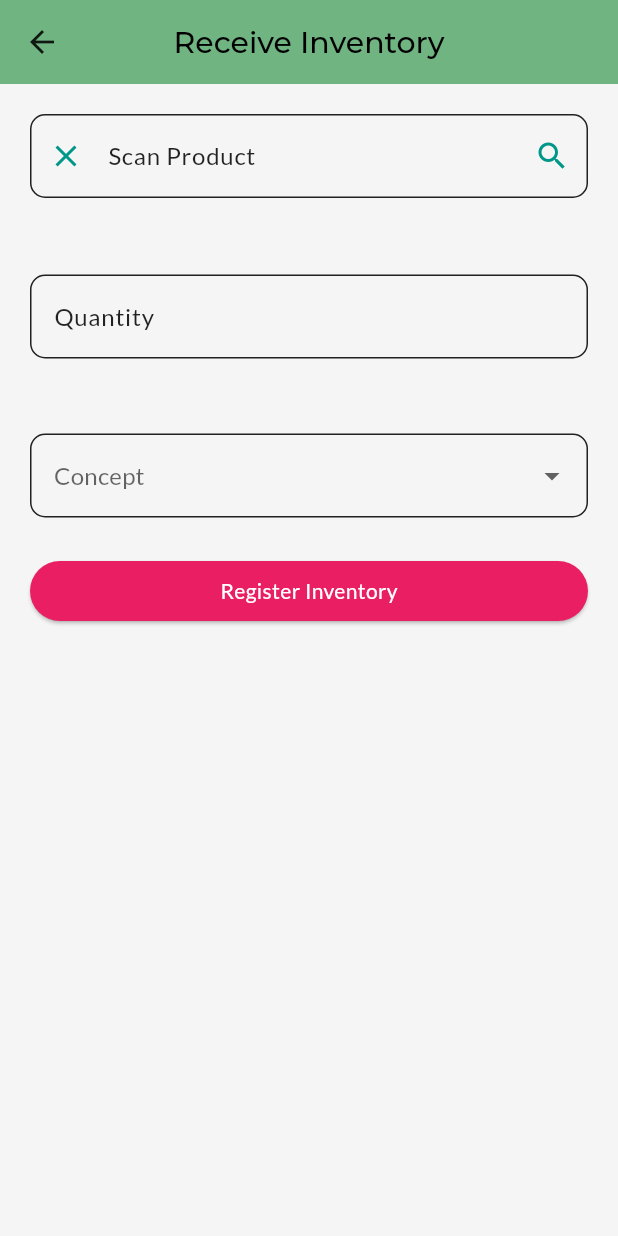
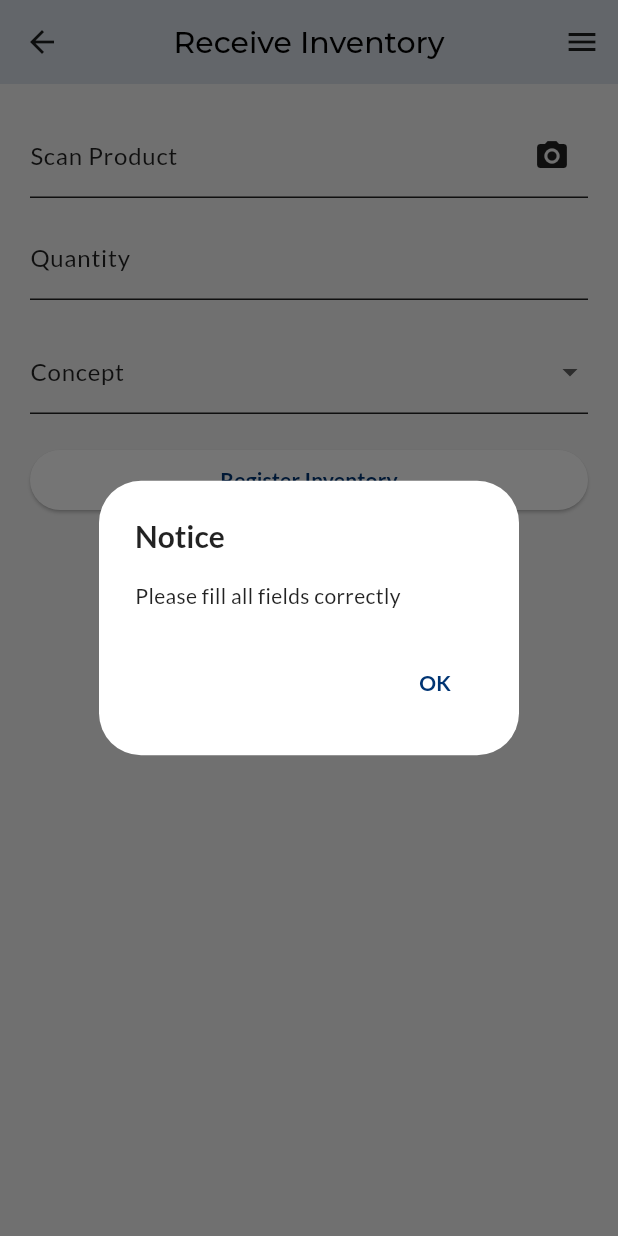
Before and after one commit to darroyave/barcodeinventory, a Flutter app: the ReceiveInventory screen opened by its route, after a tap on "Register Inventory", on a phone screen of 412 x 824 dp. Run offline on Flutter 3.47's test engine with Material 3 defaults, Android fonts, the phone set to English and light mode, and no system bars; our stand-ins replace flutter_svg, get, google_fonts, image_picker, permission_handler, printing and 1 more; missing offline and left inert: barcode_scan2, flutter_pdfview; accounts and stored records are empty; project files that could hold a hidden picture were left out.

Commit message:
new updates

```diff
--- a/lib/screens/barcode_generate_screen.dart
+++ b/lib/screens/barcode_generate_screen.dart
@@ -13,11 +13,13 @@ class BarCodeGenerateScreen extends StatelessWidget {
 
   @override
   Widget build(BuildContext context) {
+    final GlobalKey<ScaffoldState> scaffoldKey = GlobalKey<ScaffoldState>();
     return Scaffold(
-      appBar: const PreferredSize(
-        preferredSize: Size.fromHeight(56),
+      appBar: PreferredSize(
+        preferredSize: const Size.fromHeight(56),
         child: CustomAppbar(
           title: 'Barcode Generator',
+          scaffoldKey: scaffoldKey,
         ),
       ),
       body: GetBuilder<BarcodeController>(
--- a/lib/screens/home_screen.dart
+++ b/lib/screens/home_screen.dart
@@ -18,6 +18,8 @@ class HomeScreen extends StatefulWidget {
 }
 
 class _HomeScreenState extends State<HomeScreen> {
+  final GlobalKey<ScaffoldState> _scaffoldKey =
+      GlobalKey<ScaffoldState>(); // Clave del Scaffold
   int _selectedIndex = 0;
   final List<Widget> _pages = [
     const CheckPriceScreen(),
@@ -48,6 +50,7 @@ class _HomeScreenState extends State<HomeScreen> {
   Widget build(BuildContext context) {
     return SafeArea(
       child: Scaffold(
+        key: _scaffoldKey,
         backgroundColor: Colors.white,
         // appBar: PreferredSize(
         //   preferredSize: const Size.fromHeight(56),
--- a/lib/screens/receive_inventory_screen.dart
+++ b/lib/screens/receive_inventory_screen.dart
@@ -1,12 +1,12 @@
 import 'dart:convert';
-
-import 'package:barcodeinventory/utils/app_constants.dart';
-import 'package:barcodeinventory/widgets/custom_appbar.dart';
 import 'package:flutter/material.dart';
 import 'package:http/http.dart' as http;
+import 'package:barcode_scan2/barcode_scan2.dart';
 
 import '../models/product.dart';
 import '../service/inventory_service.dart';
+import '../utils/app_constants.dart';
+import '../widgets/custom_appbar.dart';
 
 class ReceiveInventory extends StatefulWidget {
   const ReceiveInventory({super.key});
@@ -18,28 +18,53 @@ class ReceiveInventory extends StatefulWidget {
 class _ReceiveInventoryState extends State<ReceiveInventory> {
   final TextEditingController _productController = TextEditingController();
   final TextEditingController _quantityController = TextEditingController();
+  final GlobalKey<ScaffoldState> scaffoldKey = GlobalKey<ScaffoldState>();
 
   final InventoryService _inventoryService = InventoryService();
+  String? _selectedConcept;
+  Product? _selectedProduct;
+  final List<String> _conceptOptions = ['Receive'];
 
-  String? _selectedConcept;
-  String? _productName;
-  int? _productId;
+  Future<void> _scanAndSearchProduct() async {
+    var result = await BarcodeScanner.scan();
+    if (result.type == ResultType.Barcode) {
+      _searchProduct(result.rawContent);
+      _productController.text = result.rawContent;
+    }
+  }
 
-  final List<String> _conceptOptions = [
-    'Receive',
-  ];
+  Future<void> _searchProduct(String barCode) async {
+    http.Response response = await _inventoryService.authorizedGet(
+      "${AppConstants.urlBase}/api/product/upc/${AppConstants.branchIdDailyStop}/$barCode",
+    );
+    if (response.statusCode == 200) {
+      dynamic data = jsonDecode(response.body);
+      setState(() {
+        _selectedProduct = Product.fromJson(data);
+      });
+    } else {
+      setState(() {
+        _selectedProduct = null;
+      });
+      _showErrorDialog('Product not found');
+    }
+  }
 
   Future<void> _submitEntry() async {
-    int quantity = int.tryParse(_quantityController.text) ?? 0;
-
-    String concept = _selectedConcept!;
+    if (_selectedProduct == null ||
+        _selectedConcept == null ||
+        _quantityController.text.isEmpty) {
+      _showErrorDialog('Please fill all fields correctly');
+      return;
+    }
+    int quantity = int.parse(_quantityController.text);
 
     http.Response response = await _inventoryService.authorizedPost(
       '${AppConstants.urlBase}/api/inventory/entry',
       <String, dynamic>{
-        'product': _productId ?? 0,
+        'product': _selectedProduct!.id,
         'quantity': quantity,
-        'concept': concept,
+        'concept': _selectedConcept,
         'store': AppConstants.branchIdDailyStop
       },
     );
@@ -47,37 +72,18 @@ class _ReceiveInventoryState extends State<ReceiveInventory> {
     if (response.statusCode == 200) {
       _showErrorDialog('The entry was successfully registered.');
     } else {
-      _showErrorDialog('The inventory entry could not be recorded.');
-    }
-  }
-
-  _searchProduct(String barCode) async {
-    http.Response response = await _inventoryService.authorizedGet(
-      "${AppConstants.urlBase}/api/product/upc/${AppConstants.branchIdDailyStop}/$barCode",
-    );
-    if (response.statusCode == 200) {
-      dynamic data = jsonDecode(response.body);
-      Product? product = Product.fromJson(data);
-
-      setState(() {
-        _productId = product.id;
-        _productName = product.name;
-      });
-    } else {
-      setState(() {
-        _productId = 0;
-        _productName = "Producto no existe";
-      });
+      _showErrorDialog('Failed to register the inventory entry.');
     }
   }
 
   @override
   Widget build(BuildContext context) {
     return Scaffold(
-      appBar: const PreferredSize(
-        preferredSize: Size.fromHeight(56),
+      appBar: PreferredSize(
+        preferredSize: const Size.fromHeight(56),
         child: CustomAppbar(
           title: 'Receive Inventory',
+          scaffoldKey: scaffoldKey,
         ),
       ),
       body: Padding(
@@ -86,96 +92,53 @@ class _ReceiveInventoryState extends State<ReceiveInventory> {
           children: <Widget>[
             TextFormField(
               controller: _productController,
+              keyboardType: TextInputType.number,
               decoration: InputDecoration(
-                border: OutlineInputBorder(
-                  borderRadius: BorderRadius.circular(10),
-                  borderSide: const BorderSide(color: Colors.teal),
-                ),
-                hintText: "Now Press Image and scan Product",
-                hintStyle: const TextStyle(fontSize: 16, color: Colors.grey),
                 labelText: 'Scan Product',
-                prefixIcon: IconButton(
-                  color: Colors.teal,
-                  onPressed: () async {
-                    _productController.text = "";
-                    _productName = "";
-                  },
-                  icon: const Icon(Icons.clear),
-                ),
                 suffixIcon: IconButton(
-                  color: Colors.teal,
-                  onPressed: () async {
-                    _searchProduct(_productController.text);
-                  },
-                  icon: const Icon(Icons.search),
+                  icon: const Icon(Icons.camera_alt),
+                  onPressed: _scanAndSearchProduct,
                 ),
               ),
-              onFieldSubmitted: (_) async {
-                _searchProduct(_productController.text);
-              },
             ),
-            const SizedBox(height: 12.0),
-            Center(
-              child: Text(
-                _productName ?? "",
-                style: Theme.of(context).textTheme.bodyLarge?.copyWith(
-                    color: Colors.black,
-                    fontWeight: FontWeight.bold,
-                    fontSize: 18),
+            const SizedBox(height: 12),
+            if (_selectedProduct != null) ...[
+              Text(
+                'Product: ${_selectedProduct!.name}',
+                style: const TextStyle(fontWeight: FontWeight.bold),
               ),
-            ),
-            const SizedBox(height: 12.0),
+              const SizedBox(height: 8),
+            ],
             TextFormField(
               controller: _quantityController,
               keyboardType: TextInputType.number,
-              decoration: InputDecoration(
-                border: OutlineInputBorder(
-                  borderRadius: BorderRadius.circular(10),
-                  borderSide: const BorderSide(color: Colors.teal),
-                ),
+              decoration: const InputDecoration(
                 labelText: 'Quantity',
-                hintText: "insert quantity Products",
-                hintStyle: const TextStyle(fontSize: 16, color: Colors.grey),
               ),
             ),
-            const SizedBox(
-              height: 50,
-            ),
-            DropdownButtonFormField(
-              decoration: InputDecoration(
-                border: OutlineInputBorder(
-                  borderRadius: BorderRadius.circular(10),
-                  borderSide: const BorderSide(color: Colors.teal),
-                ),
-              ),
+            const SizedBox(height: 20),
+            DropdownButtonFormField<String>(
               value: _selectedConcept,
-              items: _conceptOptions.map((String concept) {
-                return DropdownMenuItem(
-                  alignment: Alignment.topCenter,
-                  value: concept,
-                  child: Text(concept),
+              items:
+                  _conceptOptions.map<DropdownMenuItem<String>>((String value) {
+                return DropdownMenuItem<String>(
+                  value: value,
+                  child: Text(value),
                 );
               }).toList(),
-              hint: const Text('Concept'),
-              onChanged: (String? value) {
+              onChanged: (String? newValue) {
                 setState(() {
-                  _selectedConcept = value;
+                  _selectedConcept = newValue;
                 });
               },
+              decoration: const InputDecoration(
+                labelText: 'Concept',
+              ),
             ),
-            const SizedBox(height: 25.0),
+            const SizedBox(height: 20),
             ElevatedButton(
-              style: ElevatedButton.styleFrom(
-                backgroundColor: Colors.pink,
-              ),
               onPressed: _submitEntry,
-              child: Text(
-                'Register Inventory',
-                style: Theme.of(context)
-                    .textTheme
-                    .bodyMedium
-                    ?.copyWith(color: Colors.white),
-              ),
+              child: const Text('Register Inventory'),
             ),
           ],
         ),
@@ -188,14 +151,12 @@ class _ReceiveInventoryState extends State<ReceiveInventory> {
       context: context,
       builder: (BuildContext context) {
         return AlertDialog(
-          title: const Text('Inventory Transfer'),
+          title: const Text('Notice'),
           content: Text(message),
           actions: <Widget>[
             TextButton(
+              onPressed: () => Navigator.of(context).pop(),
               child: const Text('OK'),
-              onPressed: () {
-                Navigator.of(context).pop();
-              },
             ),
           ],
         );
--- a/lib/screens/upload_image_screen.dart
+++ b/lib/screens/upload_image_screen.dart
@@ -11,11 +11,13 @@ class UploadImageScreen extends StatelessWidget {
 
   @override
   Widget build(BuildContext context) {
+    final GlobalKey<ScaffoldState> scaffoldKey = GlobalKey<ScaffoldState>();
     return Scaffold(
-      appBar: const PreferredSize(
-        preferredSize: Size.fromHeight(56),
+      appBar: PreferredSize(
+        preferredSize: const Size.fromHeight(56),
         child: CustomAppbar(
           title: 'Remove Backround',
+          scaffoldKey: scaffoldKey,
         ),
       ),
       body: GetBuilder<UploadController>(builder: (controller) {
--- a/lib/theme/theme.dart
+++ b/lib/theme/theme.dart
@@ -7,7 +7,7 @@ ThemeData appTheme = ThemeData(
   scaffoldBackgroundColor: const Color(0xFFF5F5F5),
   cardColor: Colors.white,
   appBarTheme: AppBarTheme(
-    backgroundColor: Colors.green.shade300,
+    backgroundColor: Colors.white.withOpacity(0.2),
     titleTextStyle: GoogleFonts.montserrat(
       fontSize: 20, // Tamaño de la fuente
       fontWeight: FontWeight.w500, // Peso de la fuente
--- a/lib/widgets/custom_appbar.dart
+++ b/lib/widgets/custom_appbar.dart
@@ -3,7 +3,10 @@ import 'package:flutter/services.dart';
 
 class CustomAppbar extends StatefulWidget {
   final String title; // Variable para el título
-  const CustomAppbar({super.key, required this.title});
+  final GlobalKey<ScaffoldState> scaffoldKey; // Añadir esto
+
+  const CustomAppbar(
+      {super.key, required this.title, required this.scaffoldKey});
 
   @override
   State<CustomAppbar> createState() => _CustomAppbarState();
@@ -13,11 +16,18 @@ class _CustomAppbarState extends State<CustomAppbar> {
   @override
   Widget build(BuildContext context) {
     return AppBar(
-      title: Text(
-        widget.title,
-      ),
+      actions: [
+        IconButton(
+          icon: const Icon(Icons.menu),
+          onPressed: () {
+            widget.scaffoldKey.currentState
+                ?.openDrawer(); // Usar la clave pasada
+          },
+        ),
+      ],
+      title: Text(widget.title),
       systemOverlayStyle: SystemUiOverlayStyle.light.copyWith(
-        statusBarColor: Colors.green, // transparente para ver el gradiente
+        statusBarColor: Colors.white,
       ),
     );
   }
```
Also changed, not shown: lib/screens/add_product_screen.dart (+4 -3 lines), lib/screens/check_price_screen.dart (+15 -12 lines), lib/screens/count_inventory_screen.dart (+4 -5 lines), lib/screens/show_inventory_screen.dart (+30 -25 lines), lib/screens/transfer_inventory_screen.dart (+5 -3 lines), 1 other file.
